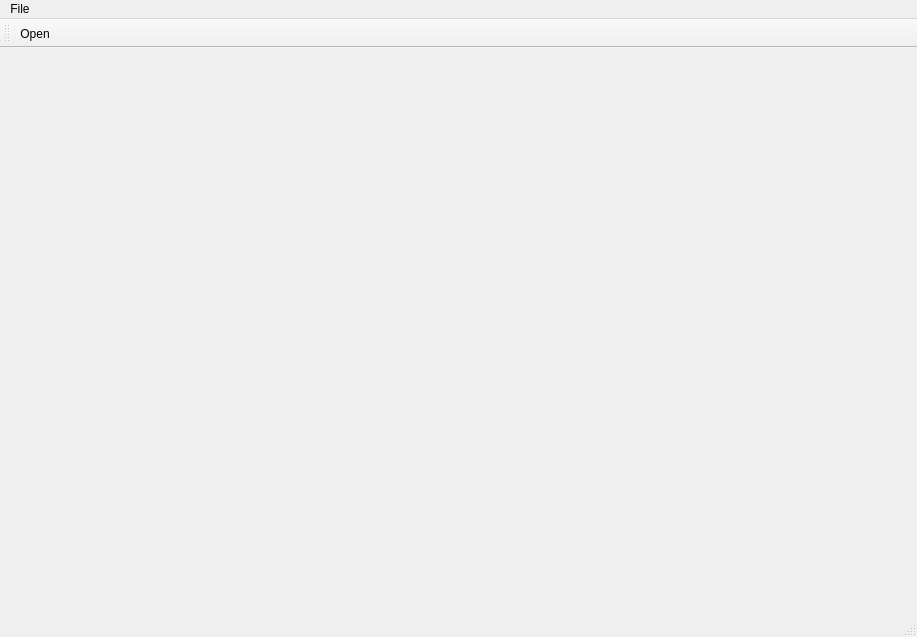
Before: the Qt Designer form mainwindow.ui in cdesjardins/ComBomb, drawn with Qt 5.
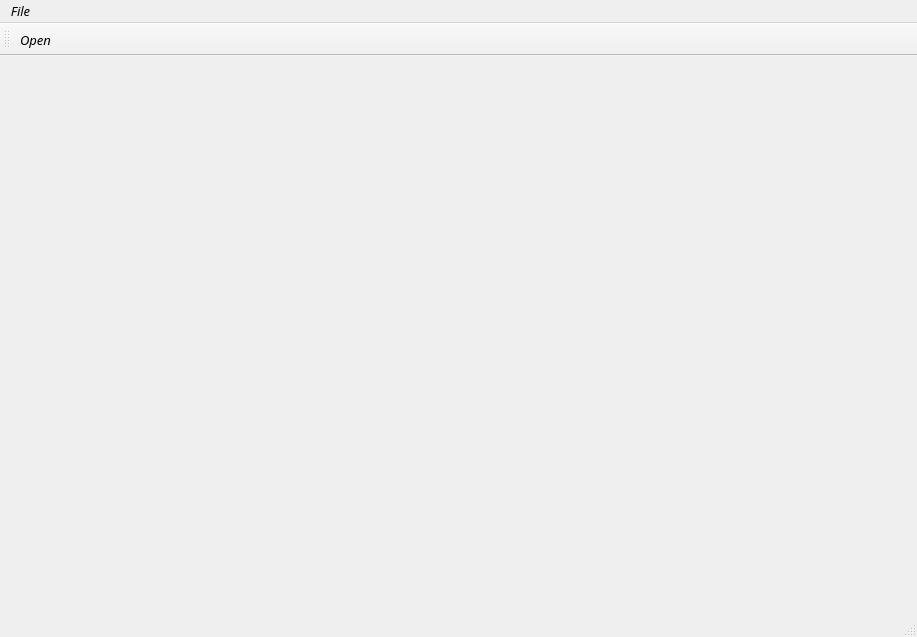
After: the same form once the commit is applied. Icons and pictures are not drawn.

Commit message: Set font, and create layouts

What changed in the file:
```diff
--- a/mainwindow.ui
+++ b/mainwindow.ui
@@ -10,6 +10,13 @@
     <height>637</height>
    </rect>
   </property>
+  <property name="font">
+   <font>
+    <family>Sans Serif</family>
+    <pointsize>10</pointsize>
+    <italic>true</italic>
+   </font>
+  </property>
   <property name="windowTitle">
    <string>MainWindow</string>
   </property>
@@ -24,7 +31,7 @@
      <x>0</x>
      <y>0</y>
      <width>917</width>
-     <height>21</height>
+     <height>20</height>
     </rect>
    </property>
    <widget class="QMenu" name="_menuFile">
```
The commit also changes 4 other files.
